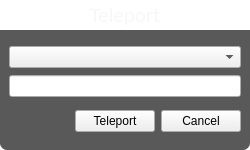
This is UiModule/ui/TeleportWidget.ui in realXtend/tundra as Qt 5 draws it before an edit. The edited form follows.
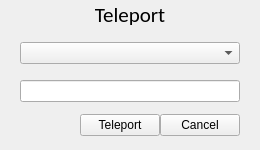
This is the edited form. Icons and pictures are not drawn.

```diff
--- a/UiModule/ui/TeleportWidget.ui
+++ b/UiModule/ui/TeleportWidget.ui
@@ -14,88 +14,7 @@
    <string>Settings Widget</string>
   </property>
   <property name="styleSheet">
-   <string notr="true">QWidget#TeleportWidget {
-	background-color: transparent;
-}
-
-QWidget#uiTab {
-	background-color: white;
-}
-
-QFrame#ContentFrame {
-	background-color: rgba(34,34,34,191);
-	border-bottom-left-radius: 7px;
-	border-bottom-right-radius: 7px;
-	padding: 9px;
-}
-
-QLabel#titleLabel {
-	background-image: url('./data/ui/images/ether/title_bg.png');
-	background-position: top left;
-	background-repeat: repeat-x;
-	color: qlineargradient(spread:pad, x1:1, y1:0, x2:1, y2:1, stop:0 rgba(233, 233, 233, 255), stop:1 rgba(247, 247, 247, 255));
-}
-
- QTabWidget::pane { /* The tab widget frame */
-	border: 1px solid #9B9B9B;
- }
-
- QTabWidget::tab-bar {
-    /* left: 5px;   move to the right by 5px */
- }
-
- /* Style the tab using the tab sub-control. Note that
-     it reads QTabBar _not_ QTabWidget */
- QTabBar::tab {
-     background: qlineargradient(x1: 0, y1: 0, x2: 0, y2: 1,
-                                 stop: 0 #E1E1E1, stop: 0.4 #DDDDDD,
-                                 stop: 0.5 #D8D8D8, stop: 1.0 #D3D3D3);
-     border: 1px solid #9B9B9B;
-     border-bottom: 0px;
-     border-top-left-radius: 4px;
-     border-top-right-radius: 4px;
-     min-width: 10ex;
-     padding: 1px;
-     padding-right: 5px;
-     padding-left: 5px;
- }
-
- QTabBar::tab:selected, QTabBar::tab:hover {
-     background: qlineargradient(x1: 0, y1: 0, x2: 0, y2: 1,
-                                 stop: 0 #fafafa, stop: 0.4 #f4f4f4,
-                                 stop: 0.5 #e7e7e7, stop: 1.0 #fafafa);
- }
-
- QTabBar::tab:selected {
-     border-color: #9B9B9B;
-     border-bottom: 0px;
- }
-
- QTabBar::tab:!selected {
-     margin-top: 3px; /* make non-selected tabs look smaller */
- }
-
- /* make use of negative margins for overlapping tabs */
- QTabBar::tab:selected {
-     /* expand/overlap to the left and right by 4px */
-     margin-left: -2px;
-     margin-right: -2px;
- }
-
-QTabBar::tab:first {
-	padding-left: 5px;
-}
- QTabBar::tab:first:selected {
-     margin-left: 0; /* the first selected tab has nothing to overlap with on the left */
- }
-
- QTabBar::tab:last:selected {
-     margin-right: 0; /* the last selected tab has nothing to overlap with on the right */
- }
-
- QTabBar::tab:only-one {
-     margin: 0; /* if there is only one tab, we don't want overlapping margins */
- }</string>
+   <string notr="true"/>
   </property>
   <layout class="QVBoxLayout" name="verticalLayout">
    <property name="spacing">
@@ -161,43 +80,130 @@
             </property>
             <item>
              <layout class="QHBoxLayout" name="horizontalLayout">
+              <property name="spacing">
+               <number>1</number>
+              </property>
               <item>
-               <widget class="QComboBox" name="regionComboBox"/>
+               <spacer name="verticalSpacer_2">
+                <property name="orientation">
+                 <enum>Qt::Vertical</enum>
+                </property>
+                <property name="sizeType">
+                 <enum>QSizePolicy::Minimum</enum>
+                </property>
+                <property name="sizeHint" stdset="0">
+                 <size>
+                  <width>20</width>
+                  <height>30</height>
+                 </size>
+                </property>
+               </spacer>
+              </item>
+              <item>
+               <widget class="QComboBox" name="regionComboBox">
+                <property name="minimumSize">
+                 <size>
+                  <width>200</width>
+                  <height>0</height>
+                 </size>
+                </property>
+               </widget>
+              </item>
+              <item>
+               <spacer name="verticalSpacer_3">
+                <property name="orientation">
+                 <enum>Qt::Vertical</enum>
+                </property>
+                <property name="sizeType">
+                 <enum>QSizePolicy::Minimum</enum>
+                </property>
+                <property name="sizeHint" stdset="0">
+                 <size>
+                  <width>20</width>
+                  <height>30</height>
+                 </size>
+                </property>
+               </spacer>
               </item>
              </layout>
             </item>
             <item>
              <layout class="QHBoxLayout" name="horizontalLayout_6">
+              <property name="spacing">
+               <number>1</number>
+              </property>
               <item>
-               <widget class="QLineEdit" name="regionLineEdit"/>
+               <spacer name="verticalSpacer_4">
+                <property name="orientation">
+                 <enum>Qt::Vertical</enum>
+                </property>
+                <property name="sizeType">
+                 <enum>QSizePolicy::Minimum</enum>
+                </property>
+                <property name="sizeHint" stdset="0">
+                 <size>
+                  <width>20</width>
+                  <height>30</height>
+                 </size>
+                </property>
+               </spacer>
+              </item>
+              <item>
+               <widget class="QLineEdit" name="regionLineEdit">
+                <property name="minimumSize">
+                 <size>
+                  <width>200</width>
+                  <height>0</height>
+                 </size>
+                </property>
+               </widget>
+              </item>
+              <item>
+               <spacer name="verticalSpacer">
+                <property name="orientation">
+                 <enum>Qt::Vertical</enum>
+                </property>
+                <property name="sizeType">
+                 <enum>QSizePolicy::Minimum</enum>
+                </property>
+                <property name="sizeHint" stdset="0">
+                 <size>
+                  <width>20</width>
+                  <height>30</height>
+                 </size>
+                </property>
+               </spacer>
               </item>
              </layout>
             </item>
             <item>
              <layout class="QHBoxLayout" name="horizontalLayout_3">
               <property name="spacing">
-               <number>6</number>
+               <number>0</number>
               </property>
               <property name="leftMargin">
                <number>0</number>
               </property>
               <property name="topMargin">
-               <number>6</number>
+               <number>0</number>
               </property>
               <property name="rightMargin">
                <number>0</number>
               </property>
               <property name="bottomMargin">
-               <number>0</number>
+               <number>6</number>
               </property>
               <item>
                <spacer name="horizontalSpacer_2">
                 <property name="orientation">
                  <enum>Qt::Horizontal</enum>
                 </property>
+                <property name="sizeType">
+                 <enum>QSizePolicy::Minimum</enum>
+                </property>
                 <property name="sizeHint" stdset="0">
                  <size>
-                  <width>40</width>
+                  <width>80</width>
                   <height>20</height>
                  </size>
                 </property>
@@ -217,6 +223,22 @@
                 </property>
                </widget>
               </item>
+              <item>
+               <spacer name="horizontalSpacer">
+                <property name="orientation">
+                 <enum>Qt::Horizontal</enum>
+                </property>
+                <property name="sizeType">
+                 <enum>QSizePolicy::Minimum</enum>
+                </property>
+                <property name="sizeHint" stdset="0">
+                 <size>
+                  <width>20</width>
+                  <height>20</height>
+                 </size>
+                </property>
+               </spacer>
+              </item>
              </layout>
             </item>
            </layout>
```
